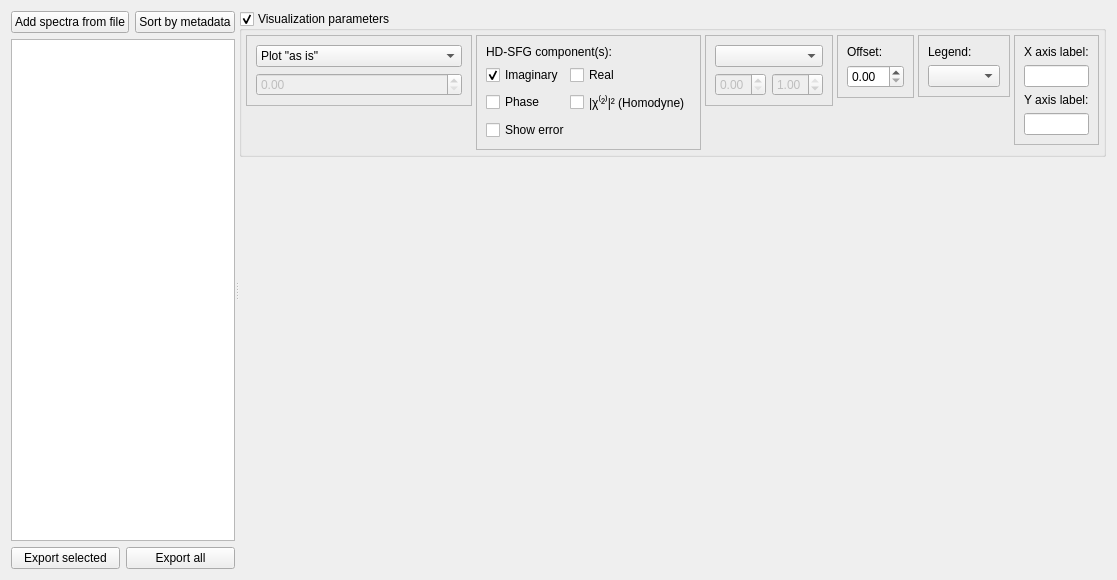
Before: the Qt Designer form src/sfg_app2/app/ui/processed_results_tab.ui in silanglois/SFG-App, drawn with Qt 5.
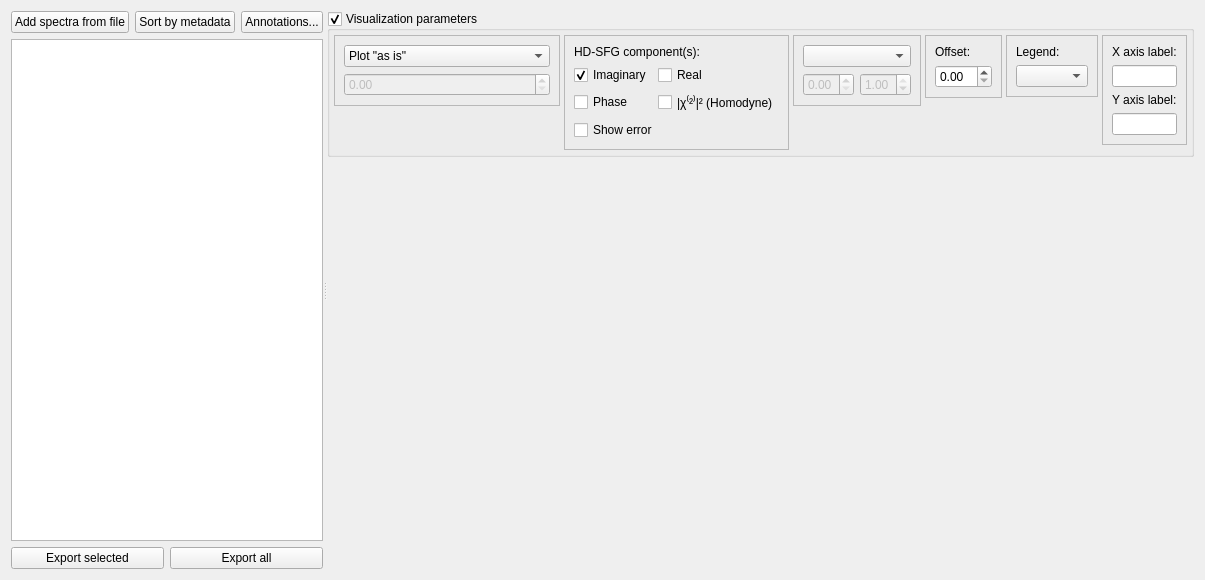
After: the same form once the commit is applied.

Commit message: initial refactor of the results tab: now includes annotations and per-trace label and color, also include secondary axis

Patch:
```diff
--- a/src/sfg_app2/app/ui/processed_results_tab.ui
+++ b/src/sfg_app2/app/ui/processed_results_tab.ui
@@ -37,6 +37,13 @@
            </property>
           </widget>
          </item>
+         <item>
+          <widget class="QPushButton" name="annotationsButton">
+           <property name="text">
+            <string>Annotations...</string>
+           </property>
+          </widget>
+         </item>
         </layout>
        </item>
        <item>
```
The commit also changes 5 other files.
